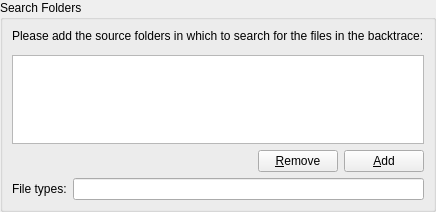
Before: the Qt Designer form addons/kate/backtracebrowser/btconfigwidget.ui in KDE/kate, drawn with Qt 5.
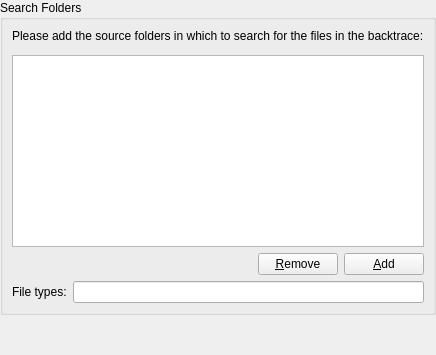
After: the same form once the commit is applied. Custom widgets are drawn as their Qt base class.

Commit message: remove useless geometry property from some UI files

```diff
--- a/addons/kate/backtracebrowser/btconfigwidget.ui
+++ b/addons/kate/backtracebrowser/btconfigwidget.ui
@@ -1,14 +1,6 @@
 <ui version="4.0" >
  <class>BtConfigWidget</class>
  <widget class="QWidget" name="BtConfigWidget" >
-  <property name="geometry" >
-   <rect>
-    <x>0</x>
-    <y>0</y>
-    <width>362</width>
-    <height>212</height>
-   </rect>
-  </property>
   <layout class="QVBoxLayout" name="verticalLayout_2" >
    <property name="spacing" >
     <number>0</number>
```
The commit also changes 22 other files.
